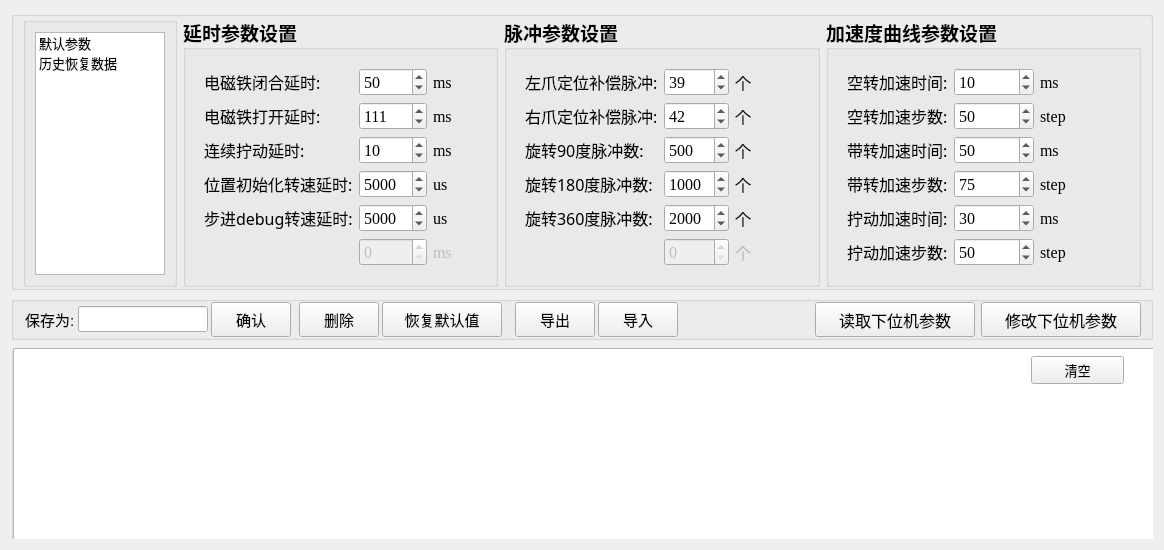
Above: Cube_Explorer_SPFA_with_Qt/qtWindows/DataSheetWidget.ui from hovnySiLenCe/Cube_Explorer_SPFA_with_Qt before the change. Below: the same form after it.
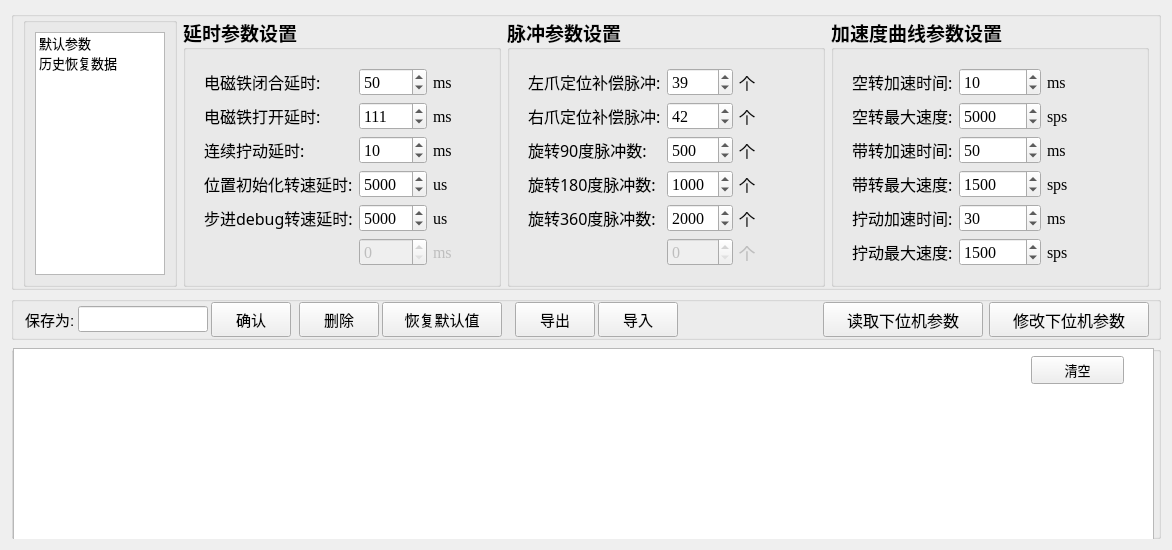
That is the form after the change.

Commit message: update SCurve Vector

The edit to the form file:
```diff
--- a/Cube_Explorer_SPFA_with_Qt/qtWindows/DataSheetWidget.ui
+++ b/Cube_Explorer_SPFA_with_Qt/qtWindows/DataSheetWidget.ui
@@ -6,7 +6,7 @@
    <rect>
     <x>0</x>
     <y>0</y>
-    <width>1160</width>
+    <width>1172</width>
     <height>550</height>
    </rect>
   </property>
@@ -748,7 +748,7 @@
             <item row="1" column="0">
              <widget class="QLabel" name="label_key21">
               <property name="text">
-               <string>空转加速步数:</string>
+               <string>空转最大速度:</string>
               </property>
              </widget>
             </item>
@@ -761,7 +761,7 @@
                </font>
               </property>
               <property name="text">
-               <string>step</string>
+               <string>sps</string>
               </property>
              </widget>
             </item>
@@ -775,23 +775,7 @@
             <item row="3" column="0">
              <widget class="QLabel" name="label_key23">
               <property name="text">
-               <string>带转加速步数:</string>
-              </property>
-             </widget>
-            </item>
-            <item row="3" column="1">
-             <widget class="QSpinBox" name="spin_para23">
-              <property name="font">
-               <font>
-                <family>Times New Roman</family>
-                <pointsize>12</pointsize>
-               </font>
-              </property>
-              <property name="maximum">
-               <number>999</number>
-              </property>
-              <property name="value">
-               <number>75</number>
+               <string>带转最大速度:</string>
               </property>
              </widget>
             </item>
@@ -804,7 +788,7 @@
                </font>
               </property>
               <property name="text">
-               <string>step</string>
+               <string>sps</string>
               </property>
              </widget>
             </item>
@@ -863,7 +847,7 @@
             <item row="5" column="0">
              <widget class="QLabel" name="label_key25">
               <property name="text">
-               <string>拧动加速步数:</string>
+               <string>拧动最大速度:</string>
               </property>
              </widget>
             </item>
@@ -880,22 +864,6 @@
               </property>
              </widget>
             </item>
-            <item row="5" column="1">
-             <widget class="QSpinBox" name="spin_para25">
-              <property name="font">
-               <font>
-                <family>Times New Roman</family>
-                <pointsize>12</pointsize>
-               </font>
-              </property>
-              <property name="maximum">
-               <number>999</number>
-              </property>
-              <property name="value">
-               <number>50</number>
-              </property>
-             </widget>
-            </item>
             <item row="5" column="2">
              <widget class="QLabel" name="label_48">
               <property name="font">
@@ -905,7 +873,7 @@
                </font>
               </property>
               <property name="text">
-               <string>step</string>
+               <string>sps</string>
               </property>
              </widget>
             </item>
@@ -918,10 +886,42 @@
                </font>
               </property>
               <property name="maximum">
-               <number>999</number>
+               <number>9999</number>
               </property>
               <property name="value">
-               <number>50</number>
+               <number>5000</number>
+              </property>
+             </widget>
+            </item>
+            <item row="3" column="1">
+             <widget class="QSpinBox" name="spin_para23">
+              <property name="font">
+               <font>
+                <family>Times New Roman</family>
+                <pointsize>12</pointsize>
+               </font>
+              </property>
+              <property name="maximum">
+               <number>9999</number>
+              </property>
+              <property name="value">
+               <number>1500</number>
+              </property>
+             </widget>
+            </item>
+            <item row="5" column="1">
+             <widget class="QSpinBox" name="spin_para25">
+              <property name="font">
+               <font>
+                <family>Times New Roman</family>
+                <pointsize>12</pointsize>
+               </font>
+              </property>
+              <property name="maximum">
+               <number>9999</number>
+              </property>
+              <property name="value">
+               <number>1500</number>
               </property>
              </widget>
             </item>
```
The commit also changes 2 other files.
